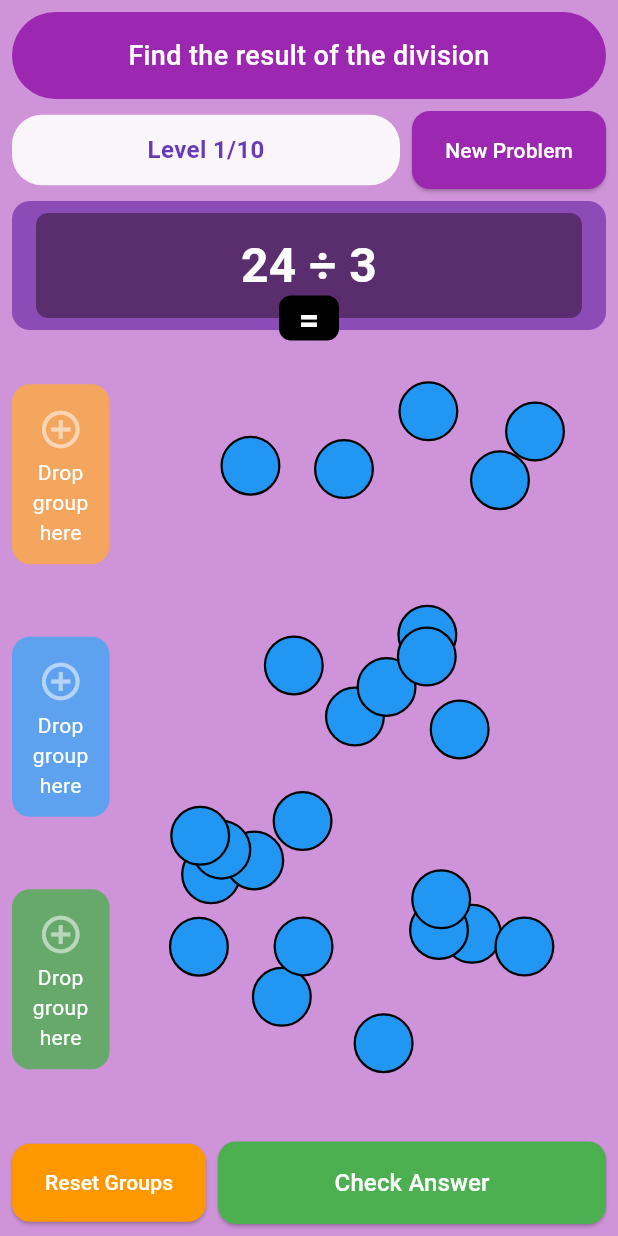
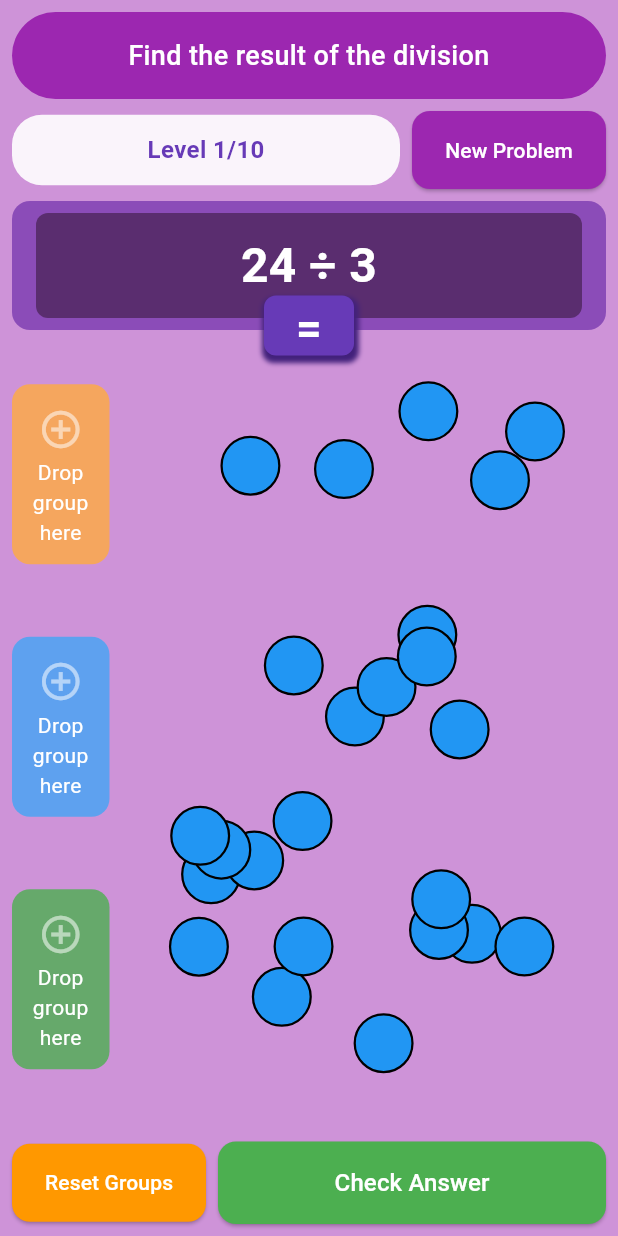
Before and after one commit to RulyOctareza/marble_game_flutter, a Flutter app: the screen it shows after launch, on a phone screen of 412 x 824 dp. Run offline on Flutter 3.47's test engine with Material 3 defaults, Android fonts, the phone set to English and light mode, and no system bars; our stand-ins replace get.

Commit message:
redesign ui =

```diff
--- a/lib/app/modules/home/home_view.dart
+++ b/lib/app/modules/home/home_view.dart
@@ -136,22 +136,36 @@ class HomeView extends GetView<HomeController> {
 
                         // ✅ Equals sign positioned at center bottom
                         Positioned(
-                          bottom: -15,
+                          bottom: -25,
                           left: 0,
                           right: 0,
                           child: Center(
                             child: Container(
-                              width: 40,
-                              height: 30,
+                              width: 60,
+                              height: 40,
                               decoration: BoxDecoration(
-                                color: Colors.black,
+                                color: Colors.deepPurple,
                                 borderRadius: BorderRadius.circular(8),
+                                boxShadow: [
+                                  BoxShadow(
+                                    color: const Color.fromARGB(
+                                      255,
+                                      66,
+                                      33,
+                                      123,
+                                    ).withValues(alpha: 1),
+                                    blurRadius: 2,
+                                    spreadRadius: 2,
+                                    offset: const Offset(1, 3),
+                                  ),
+                                ],
                               ),
+
                               child: const Center(
                                 child: Text(
                                   '=',
                                   style: TextStyle(
-                                    fontSize: 24,
+                                    fontSize: 30,
                                     fontWeight: FontWeight.bold,
                                     color: Colors.white,
                                   ),
```
